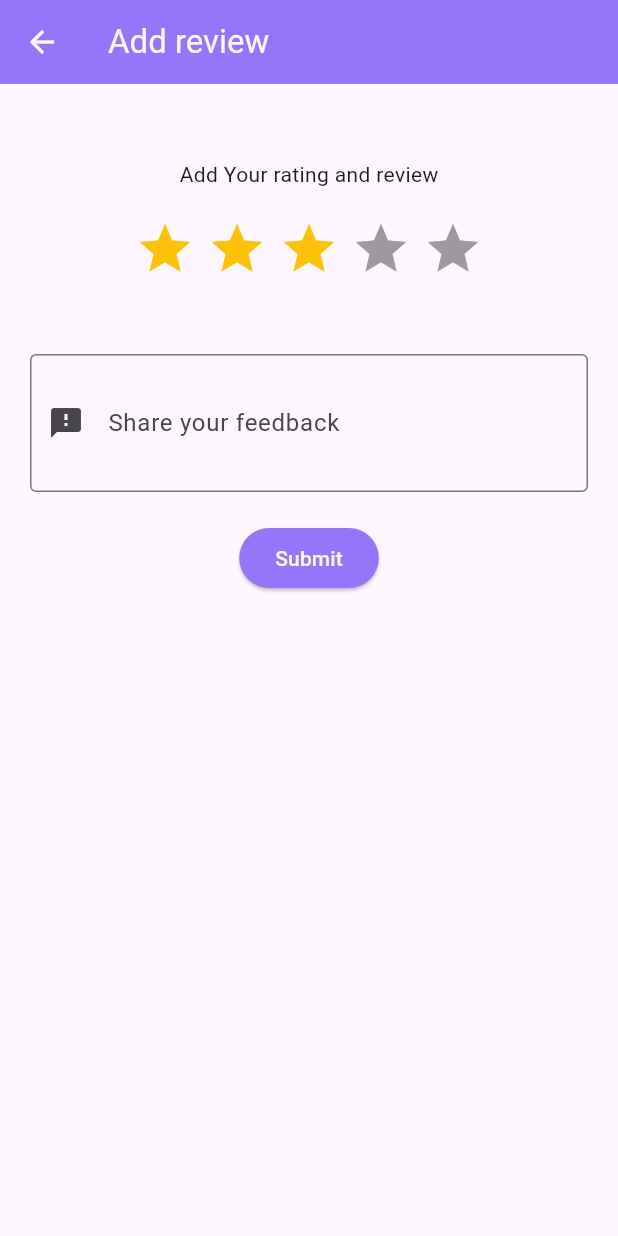
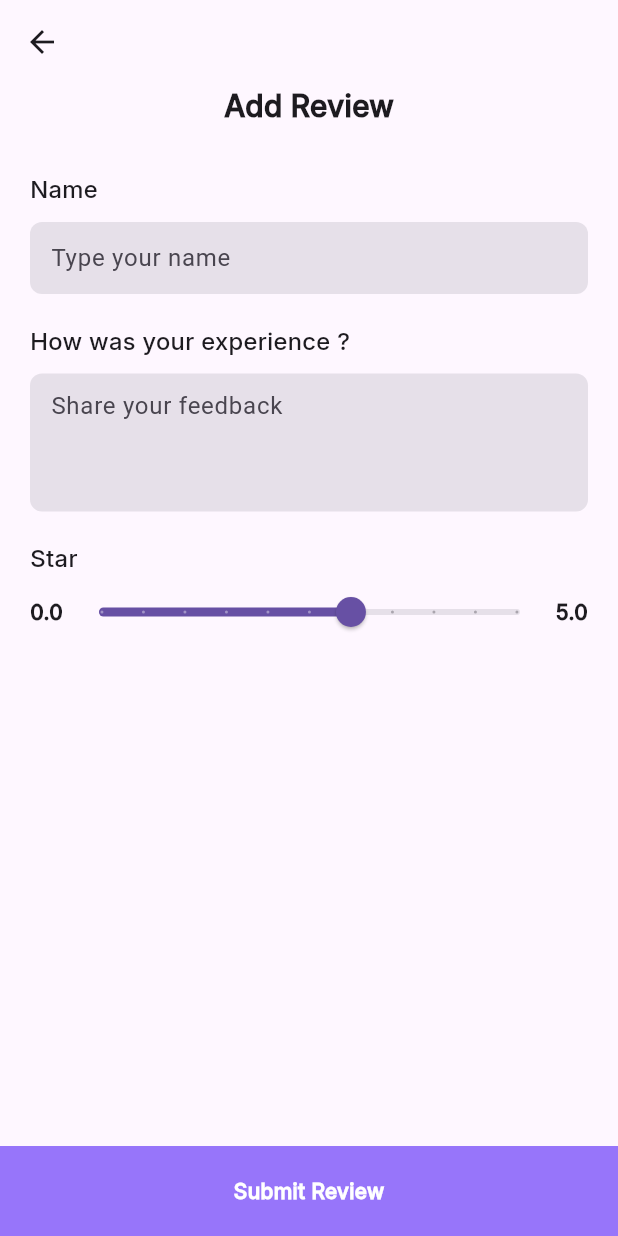
Before and after one commit to RhythmRajguru/ecommerce-flutter, a Flutter app: the AddReviewScreen screen opened directly with empty values, on a phone screen of 412 x 824 dp. Run offline on Flutter 3.47's test engine with Material 3 defaults, Android fonts, the phone set to English and light mode, and no system bars; drawn by our look-alikes of flutter_rating_bar; our stand-ins replace cached_network_image, carousel_slider, cloud_firestore, firebase_auth, firebase_core, firebase_messaging and 8 more; missing offline and left inert: app_settings, dart:ffi, image_card, razorpay_flutter; accounts and stored records are empty; key blocks and very long unbroken strings in the code were emptied for the run.

Commit message:
feedback screen ui changed and validation added

```diff
--- /dev/null
+++ b/lib/contollers/feedback_controller.dart
@@ -0,0 +1,19 @@
+import 'package:get/get.dart';
+
+class FeedbackController extends GetxController{
+
+  RxDouble currentValue=3.0.obs;
+
+  var reviewController = ''.obs;
+  var reviewErrorText = RxnString();
+
+  bool validateReviewInput() {
+    if (reviewController.value.isEmpty) {
+      reviewErrorText.value = 'Please enter something';
+      return false;
+    } else {
+      reviewErrorText.value = null; // no error
+      return true;
+    }
+  }
+}
--- a/lib/screens/user-panel/add_review_screen.dart
+++ b/lib/screens/user-panel/add_review_screen.dart
@@ -1,5 +1,7 @@
 import 'package:cached_network_image/cached_network_image.dart';
 import 'package:cloud_firestore/cloud_firestore.dart';
+import 'package:ecom/common/widgets/custom_bottom_btn.dart';
+import 'package:ecom/contollers/feedback_controller.dart';
 import 'package:ecom/models/order_model.dart';
 import 'package:ecom/models/review_model.dart';
 import 'package:ecom/screens/user-panel/main_screen.dart';
@@ -22,19 +24,13 @@ class AddReviewScreen extends StatefulWidget {
 }
 
 class _AddReviewScreenState extends State<AddReviewScreen> {
-  final feedbackController = TextEditingController();
 
-  double productRating = 0.0;
-
+  FeedbackController feedbackController=Get.put(FeedbackController());
 
   @override
   Widget build(BuildContext context) {
     return Scaffold(
       appBar: AppBar(
-        backgroundColor: AppConstant.appMainColor,
-        title: Text(
-          'Add review', style: TextStyle(color: AppConstant.appTextColor),),
-        iconTheme: IconThemeData(color: AppConstant.appTextColor),
       ),
       body: Container(
         alignment: Alignment.center,
@@ -43,76 +39,116 @@ class _AddReviewScreenState extends State<AddReviewScreen> {
           crossAxisAlignment: CrossAxisAlignment.center,
 
           children: [
-            SizedBox(height: 50.0,),
-            Text('Add Your rating and review'),
-            SizedBox(height: 20.0,),
-            RatingBar.builder(
-              initialRating: 3,
-              minRating: 1,
-              direction: Axis.horizontal,
-              allowHalfRating: true,
-              itemCount: 5,
-              itemPadding: EdgeInsets.symmetric(horizontal: 4.0),
-              itemBuilder: (context, index) =>
-                  Icon(Icons.star, color: Colors.amber,),
-              onRatingUpdate: (value) {
-                productRating = value;
-                setState(() {});
-              },),
+            Text('Add Review',style: TextStyle(fontWeight: FontWeight.bold,fontFamily: 'Inter',fontSize: 20),),
 
-            SizedBox(height: 50.0,),
+             Container(
+                 alignment: Alignment.centerLeft,
+                 margin: EdgeInsets.only(top: 30),
+                 child: Text('Name',style: TextStyle(fontFamily: 'Inter',fontWeight: FontWeight.w600,fontSize: 16),)),
+         Padding(
+              padding: const EdgeInsets.symmetric(vertical: 10),
+              child: TextFormField(
+                initialValue: widget.orderModel.customerName,
+                readOnly: true,
+                decoration: InputDecoration(
+                  filled: true,
+                    fillColor: Colors.grey[250],
+                    border: OutlineInputBorder(
+                      borderRadius: BorderRadius.circular(8), // optional: rounded corners
+                      borderSide: BorderSide.none, // optional: remove border line
+                    ),
+                    contentPadding: EdgeInsets.symmetric(
+                        horizontal: 10.0, vertical: 10.0),
+                    hintText: 'Type your name',
+                ),
 
-            TextFormField(
-              maxLines: 3,
-              controller: feedbackController,
-              decoration: InputDecoration(
-                  contentPadding: EdgeInsets.symmetric(
-                      horizontal: 5.0, vertical: 10.0),
-                  prefixIcon: Icon(Icons.feedback),
-                  label: Text('Share your feedback'),
-                  border: OutlineInputBorder()
               ),
             ),
-            SizedBox(height: 20.0,),
-            ElevatedButton(
-                style: ElevatedButton.styleFrom(
-                    backgroundColor: AppConstant.appMainColor
+             Container(
+               alignment: Alignment.centerLeft,
+                 margin: EdgeInsets.only(top: 10),
+                 child: Text('How was your experience ?',style: TextStyle(fontFamily: 'Inter',fontWeight: FontWeight.w600,fontSize: 16),)),
+            Obx(()=> Padding(
+              padding: const EdgeInsets.symmetric(vertical: 10),
+              child: TextFormField(
+                maxLines: 3,
+                decoration: InputDecoration(
+                    filled: true,
+                    fillColor: Colors.grey[250],
+                    border: OutlineInputBorder(
+                      borderRadius: BorderRadius.circular(8), // optional: rounded corners
+                      borderSide: BorderSide.none,             // optional: remove border line
                     ),
-                onPressed: () async {
+                    contentPadding: EdgeInsets.symmetric(
+                        horizontal: 10.0, vertical: 10.0),
+                    hintText: 'Share your feedback',
+                    errorText: feedbackController.reviewErrorText.value
+
+                ),
+
+                onChanged: (value){
+                  feedbackController.reviewController.value=value;
+                  feedbackController.validateReviewInput();
+                },
+              ),
+            )),
+            Container(
+                alignment: Alignment.centerLeft,
+                margin: EdgeInsets.only(top: 10),
+                child: Text('Star',style: TextStyle(fontFamily: 'Inter',fontWeight: FontWeight.w600,fontSize: 16),)),
+
+           Row(
+             children: [
+               Text('0.0',style: TextStyle(fontWeight: FontWeight.bold,fontFamily: 'Inter'),),
+               Expanded(
+                 child: Obx(()=>Slider(
+                   value: feedbackController.currentValue.value,
+                   min: 0,
+                   max: 5,
+                   divisions: 10,
+                   label: feedbackController.currentValue.value.toString(),
+                   onChanged: (value) {
+                     feedbackController.currentValue.value = value;
+                   },)),
+               ),
+               Text('5.0',style: TextStyle(fontWeight: FontWeight.bold,fontFamily: 'Inter'),),
+             ],
+           )
+
+          ],
+        ),
+      ),
+      bottomSheet: CustomBottomBtn(title: 'Submit Review', callback: ()async{
+        bool isReviewValid=feedbackController.validateReviewInput();
+
         EasyLoading.show(status: 'Please wait..');
-                  String feedback = feedbackController.text.trim();
+
         ReviewModel reviewModel = ReviewModel(
             customerName: widget.orderModel.customerName,
             customerPhone: widget.orderModel.customerPhone,
             customerDeviceToken: widget.orderModel
                 .customerDeviceToken,
             customerId: widget.orderModel.customerId,
-                      feedback: feedback,
-                      rating: productRating.toString(),
+            feedback: feedbackController.reviewController.value,
+            rating: feedbackController.currentValue.value.toString(),
             createdAt: DateTime.now());
 
-                  if (feedbackController.text.isNotEmpty) {
+        if (isReviewValid) {
           await FirebaseFirestore.instance.collection('products').doc(
               widget.orderModel.productId).
           collection('review').doc(widget.orderModel.customerId).set(
               reviewModel.toMap());
 
           EasyLoading.dismiss();
-                    Get.snackbar('Success', 'Review sumitted successfully',
+          Get.snackbar('Success', 'Review submitted successfully',
             snackPosition: SnackPosition.BOTTOM,
-                        backgroundColor: AppConstant.appMainColor);
+          );
           Get.offAll(() => MainScreen());
         } else {
           EasyLoading.dismiss();
           Get.snackbar(
-                        'Fill all details', 'Please write your review here');
-                  }
-                },
-                child: Text('Submit',
-                  style: TextStyle(color: AppConstant.appTextColor),)),
-          ],
-        ),
-      ),
+              'Fill all details', 'Please write your review here',snackPosition: SnackPosition.BOTTOM);
+        }      }),
     );
   }
 }
```
Lines whose indentation alone changed are shown as unchanged.
